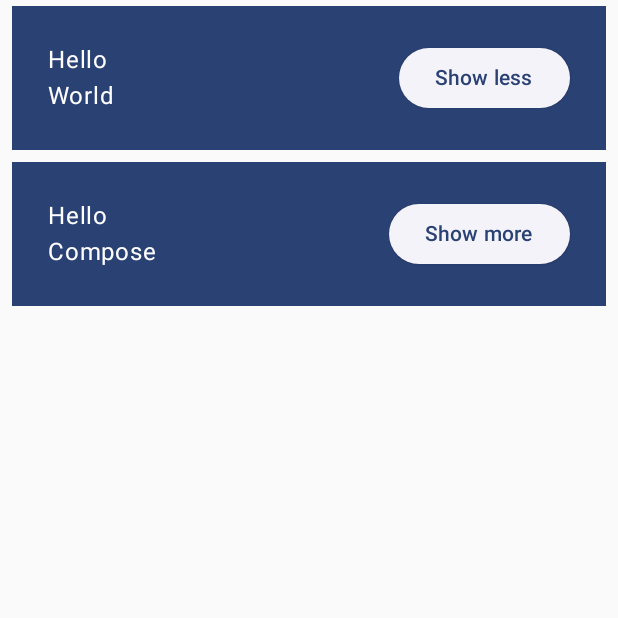
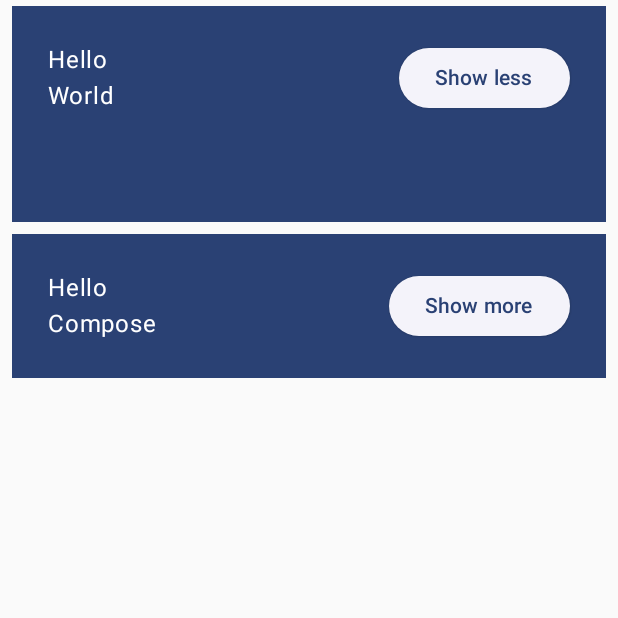
Before and after one commit to Emmanuel333333333/BasicsCodeLab, an Android app built with Jetpack Compose: the screen it shows after launch (MainActivity), after a tap on "Show more", on a phone screen of 412 x 824 dp, the top half of it. Run offline under Robolectric (Android 15) with nearby library versions, the phone set to English and light mode, and no system bars.

Commit message:
feat: agregar funcionalidad para expandir elemento

```diff
--- a/app/src/main/java/com/example/basicscodelab/MainActivity.kt
+++ b/app/src/main/java/com/example/basicscodelab/MainActivity.kt
@@ -19,6 +19,11 @@ import androidx.compose.ui.unit.dp
 import com.example.basicscodelab.ui.theme.BasicsCodeLabTheme
 import androidx.compose.runtime.mutableStateOf
 import androidx.compose.runtime.remember
+import androidx.compose.foundation.layout.Arrangement
+import androidx.compose.material3.Button
+import androidx.compose.runtime.getValue
+import androidx.compose.runtime.setValue
+import androidx.compose.ui.Alignment
 
 class MainActivity : ComponentActivity() {
     override fun onCreate(savedInstanceState: Bundle?) {
@@ -47,13 +52,17 @@ fun MyApp(
 @Composable
 fun Greeting(name: String, modifier: Modifier = Modifier) {
     val expanded = remember { mutableStateOf(false) }
+    val extraPadding = if (expanded.value) 48.dp else 0.dp
     Surface(
         color = MaterialTheme.colorScheme.primary,
         modifier = modifier.padding(vertical = 4.dp, horizontal = 8.dp)
     ) {
         Row(modifier = Modifier.padding(24.dp)) {
-            Column(modifier = Modifier.weight(1f)) {
-                Text(text = "Hello")
+            Column(
+                modifier = Modifier
+                    .weight(1f)
+                    .padding(bottom = extraPadding)) {
+                Text(text = "Hello ")
                 Text(text = name)
             }
             ElevatedButton(
```
